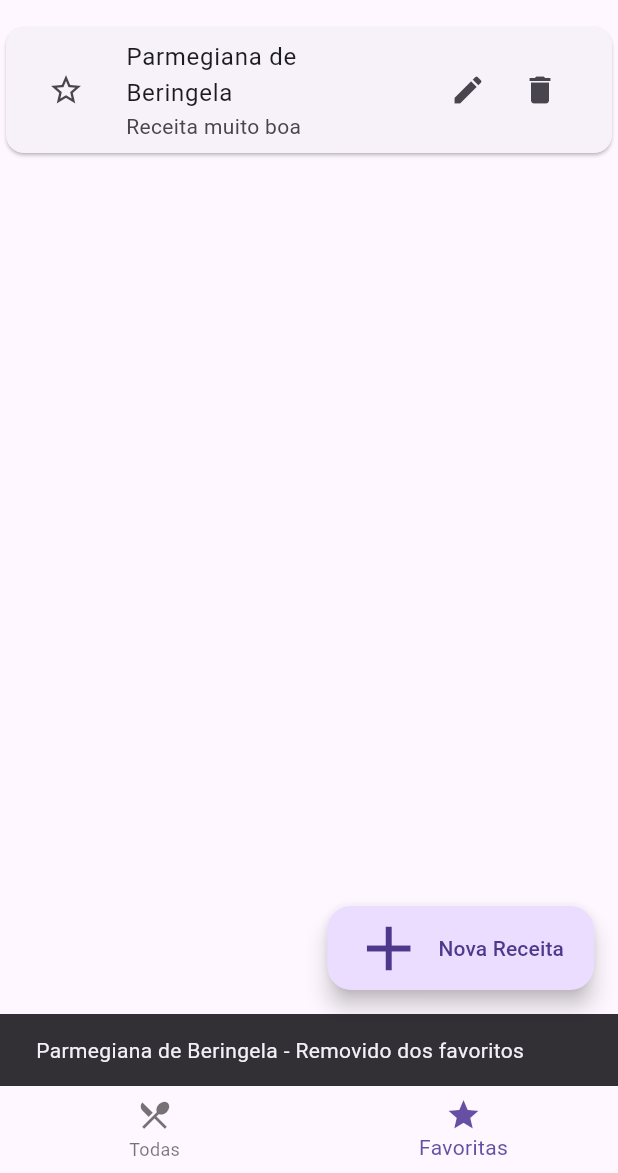
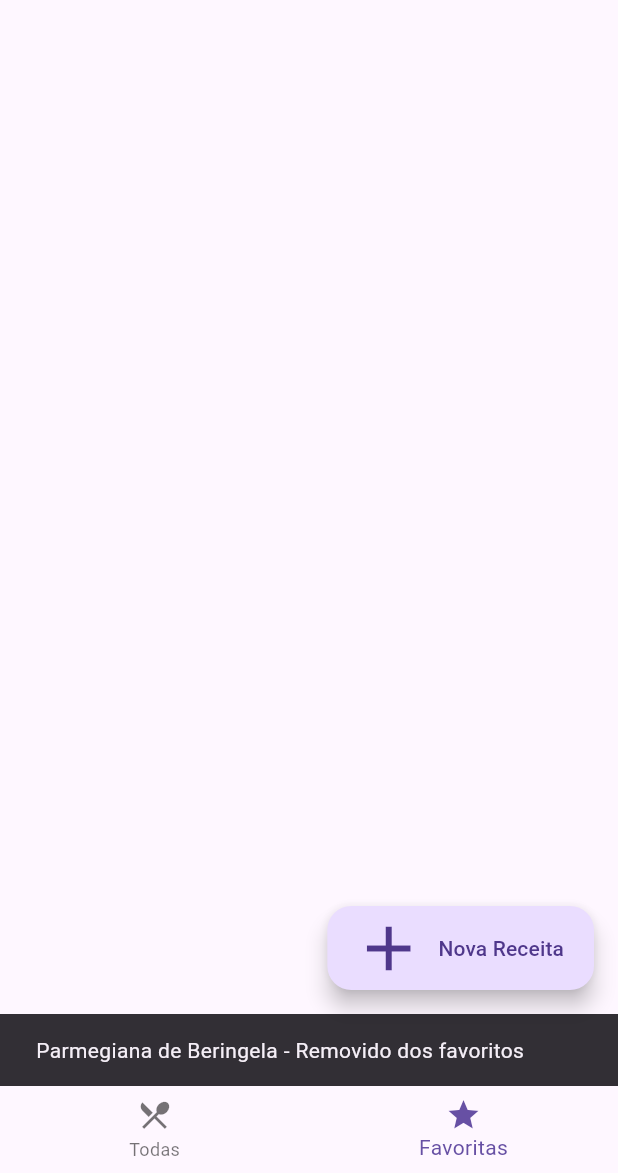
Before and after one commit to victorcassao/programacao-mobile-8A, a Flutter app: the screen it shows after launch, item 2 of the bottom bar chosen, after a tap on the "star" icon, on a phone screen of 412 x 824 dp, the part 63-1236 px from its top. Run offline on Flutter 3.47's test engine with Material 3 defaults, Android fonts, the phone set to English and light mode, and no system bars.

Commit message:
alteracoes aula 20250909

```diff
--- a/lib/main.dart
+++ b/lib/main.dart
@@ -46,6 +46,24 @@ class _HomePageState extends State<HomePage> {
       },
     ];
 
+  void alternarFavoritoPorTitulo(String titulo){
+
+    final idx = minhasReceitas.indexWhere((e) => e['titulo'] == titulo);
+    setState(() {
+      minhasReceitas[idx]["estaFavoritada"] = !minhasReceitas[idx]["estaFavoritada"];
+    });
+
+    final msg = minhasReceitas[idx]["estaFavoritada"]
+      ? 'Adicionado aos favoritos'
+      : 'Removido dos favoritos';
+
+    ScaffoldMessenger.of(context).showSnackBar(
+      SnackBar(
+        content: Text("${ minhasReceitas[idx]["titulo"]} - $msg")
+      )
+    );
+  }
+
   @override
   Widget build(BuildContext context) {
     final todasReceitas = minhasReceitas;
@@ -54,8 +72,8 @@ class _HomePageState extends State<HomePage> {
       .toList();
 
     List<Widget> telas = [
-      PaginaListaReceitas(dadosReceitas: todasReceitas),
-      PaginaListaReceitas(dadosReceitas: favoritas),
+      PaginaListaReceitas(dadosReceitas: todasReceitas, aoAlternarFavorito: alternarFavoritoPorTitulo),
+      PaginaListaReceitas(dadosReceitas: favoritas, aoAlternarFavorito: alternarFavoritoPorTitulo),
     ];
     return Scaffold(
       appBar: AppBar(title: Text("Minhas Receitas")),
--- a/lib/pages/lista_receitas/pagina_lista_receitas.dart
+++ b/lib/pages/lista_receitas/pagina_lista_receitas.dart
@@ -1,51 +1,28 @@
 import 'package:flutter/material.dart';
 import 'package:programacao_mobile_8A/pages/lista_receitas/widgets/item_lista_receitas_widget.dart';
 
-class PaginaListaReceitas extends StatefulWidget {
+class PaginaListaReceitas extends StatelessWidget {
   final List<Map<String, dynamic>> dadosReceitas;
+  final Function(String titulo) aoAlternarFavorito;
 
-  const PaginaListaReceitas({required this.dadosReceitas, super.key});
-
-  @override
-  State<PaginaListaReceitas> createState() => _PaginaListaReceitasState();
-}
-
-class _PaginaListaReceitasState extends State<PaginaListaReceitas> {
-  late List<Map<String, dynamic>> _receitas;
-
-  @override
-  void initState() {
-    super.initState();
-    _receitas = widget.dadosReceitas;
-  }
-
-  void alternarFavorito(int index){
-    setState(() {
-      _receitas[index]["estaFavoritada"] = !_receitas[index]["estaFavoritada"];
-    });
-
-    final msg = _receitas[index]["estaFavoritada"]
-      ? 'Adicionado aos favoritos'
-      : 'Removido dos favoritos';
-
-    ScaffoldMessenger.of(context).showSnackBar(
-      SnackBar(
-        content: Text("${ _receitas[index]["titulo"]} - $msg")
-      )
-    );
-  }
-
+  const PaginaListaReceitas(
+    {
+      required this.dadosReceitas,
+      required this.aoAlternarFavorito,
+      super.key
+    }
+  );
   @override
   Widget build(BuildContext context) {
     return ListView.builder(
-      itemCount: _receitas.length,
+      itemCount: dadosReceitas.length,
       itemBuilder: (context, index) {
-        var item = _receitas[index];
+        var item = dadosReceitas[index];
         return ItemListaReceita(
           titulo: item['titulo'],
           descricao: item['descricao'],
           estaFavoritada: item['estaFavoritada'],
-          aoFavoritar: () => alternarFavorito(index),
+          aoFavoritar: () => aoAlternarFavorito(item['titulo']),
         );
       },
     );
--- a/lib/pages/lista_receitas/widgets/item_lista_receitas_widget.dart
+++ b/lib/pages/lista_receitas/widgets/item_lista_receitas_widget.dart
@@ -18,6 +18,7 @@ class ItemListaReceita extends StatelessWidget {
   Widget build(BuildContext context) {
     return Card(
       child: ListTile(
+        onTap: () => print(titulo),
         leading: IconButton(
           icon: estaFavoritada ? Icon(Icons.star) : Icon(Icons.star_border),
           onPressed: aoFavoritar,
```
